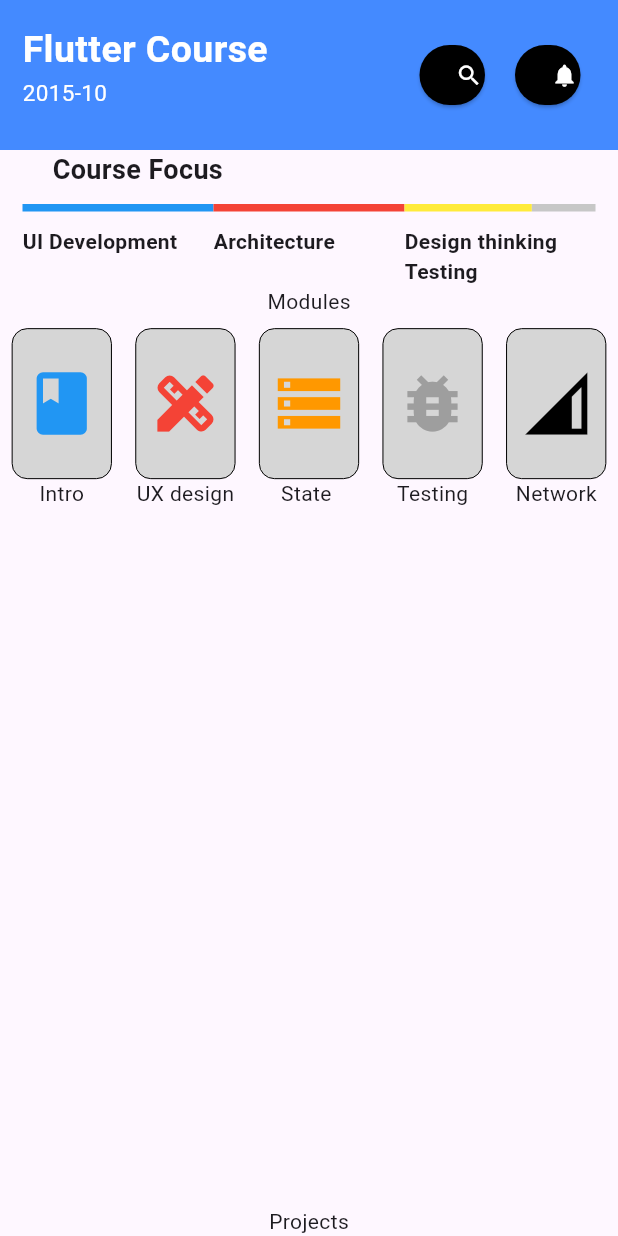
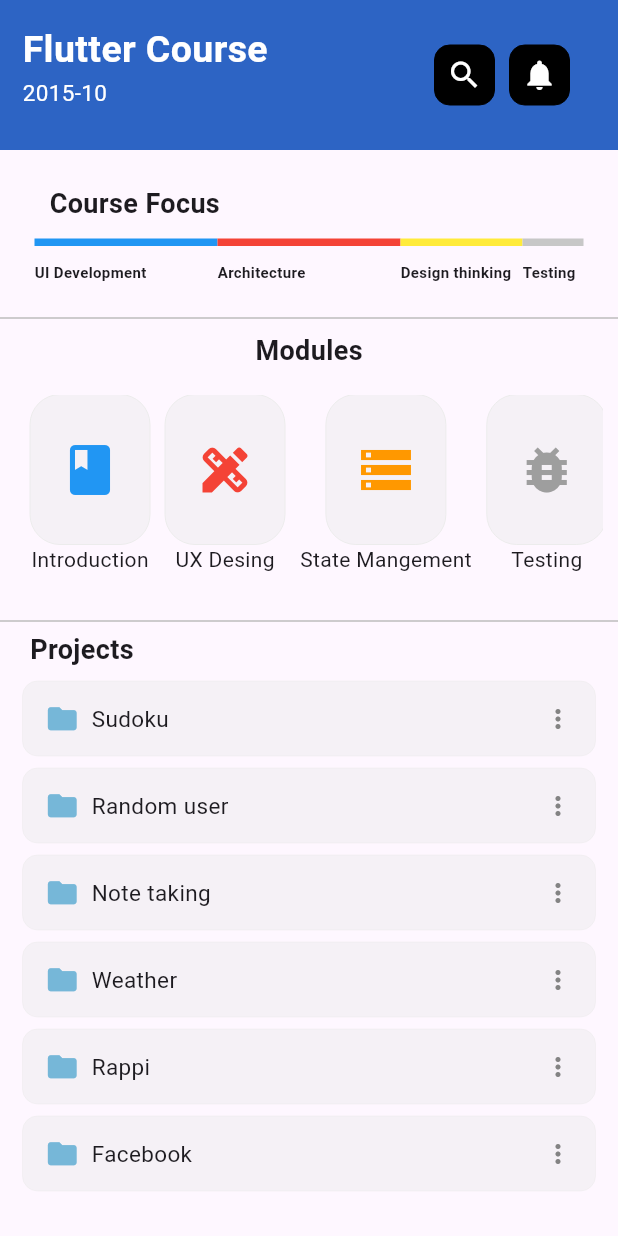
Before and after one commit to JuandiGo1/First_Act_Movil, a Flutter app: the screen it shows after launch, on a phone screen of 412 x 824 dp. Run offline on Flutter 3.47's test engine with Material 3 defaults, Android fonts, the phone set to English and light mode, and no system bars.

Commit message:
All corrections (Activity completed)

```diff
--- a/lib/ui/pages/flutter_course_page.dart
+++ b/lib/ui/pages/flutter_course_page.dart
@@ -1,3 +1,5 @@
+
+
 import 'package:flutter/material.dart';
 
 class FlutterCoursePage extends StatelessWidget {
@@ -11,8 +13,19 @@ class FlutterCoursePage extends StatelessWidget {
       child: Column(
         children: <Widget>[
           buildHeader(),
-          buildCourseFocus(),
+          Padding(
+            padding: const EdgeInsets.all(8.0),
+            child: buildCourseFocus(),
+          ),
+          const Divider(
+              height: 2,
+              thickness: 1,
+              color: Color.fromARGB(255, 189, 189, 189)),
           buildModules(),
+          const Divider(
+              height: 2,
+              thickness: 1,
+              color: Color.fromARGB(255, 189, 189, 189)),
           buildProjectList(),
         ],
       ),
@@ -22,9 +35,11 @@ class FlutterCoursePage extends StatelessWidget {
   Widget buildHeader() {
     return Container(
         height: 100,
-        color: Colors.blueAccent,
+        color: const Color.fromARGB(255, 45, 100, 196),
         child: Padding(
             padding: EdgeInsets.all(15),
+            child: SizedBox(
+              width: double.infinity,
               child: Row(
                 children: [
                   Expanded(
@@ -48,42 +63,53 @@ Widget buildHeader() {
                         ],
                       )),
                   Expanded(
+                    child: Padding(
+                      padding: const EdgeInsets.only(left: 20),
                       child: Row(
                         children: [
-                    Expanded(
-                        child: Padding(
-                      padding: EdgeInsets.only(right: 10, left: 10),
-                      child: ElevatedButton(
-                          style: ButtonStyle(
-                              backgroundColor:
-                                  WidgetStateProperty.all(Colors.black),
-                              iconColor: WidgetStateProperty.all(Colors.white)),
-                          child: Icon(Icons.search),
-                          onPressed: () {}),
-                    )),
-                    Expanded(
-                        child: Padding(
-                      padding: EdgeInsets.only(right: 10, left: 10),
-                      child: ElevatedButton(
-                          style: ButtonStyle(
-                              backgroundColor:
-                                  WidgetStateProperty.all(Colors.black),
-                              iconColor: WidgetStateProperty.all(Colors.white)),
-                          child: Icon(Icons.notifications),
-                          onPressed: () {}),
-                    )),
+                          Container(
+                            height: 40,
+                            width: 40,
+                            decoration: BoxDecoration(
+                              border: Border.all(width: 0, color: Colors.black),
+                              borderRadius: BorderRadius.circular(10),
+                              color: Colors.black
+                            ),
+                            child: Icon(
+                              Icons.search,
+                              color: Colors.white,
+                            ) ,
+                          ),
+                          SizedBox(width:10),
+                          Container(
+                            height: 40,
+                            width: 40,
+                            decoration: BoxDecoration(
+                              border: Border.all(width: 0, color: Colors.black),
+                              borderRadius: BorderRadius.circular(10),
+                              color: Colors.black
+                            ),
+                            child: Icon(
+                              Icons.notifications,
+                              color: Colors.white,
+                            ) ,
+                          )
                         ],
-                ))
+                      ),
+                    )
+                  )
                 ],
+              ),
             )));
   }
 
   Widget buildCourseFocus() {
     return Padding(
-        padding: EdgeInsets.only(left: 15, right: 15),
+      padding: EdgeInsets.all(15),
+        //padding: EdgeInsets.only(left: 8, right: 8),
         child: Column(crossAxisAlignment: CrossAxisAlignment.start, children: [
           Container(
-            padding: EdgeInsets.only(left: 20, bottom: 10),
+            padding: EdgeInsets.only(left: 10, bottom: 10),
             child: Text(
                 style: TextStyle(fontSize: 18, fontWeight: FontWeight.w700),
                 'Course Focus'),
@@ -92,6 +118,7 @@ Widget buildHeader() {
             crossAxisAlignment: CrossAxisAlignment.start,
             children: [
               Expanded(
+                flex: 3,
                 child: Column(
                   crossAxisAlignment: CrossAxisAlignment.start,
                   children: [
@@ -101,8 +128,40 @@ Widget buildHeader() {
                       color: Colors.blue,
                     ),
                     Text(
-                        style: TextStyle(fontWeight: FontWeight.w700),
+                        style: TextStyle(fontWeight: FontWeight.w700, fontSize: 10),
                         'UI Development')
+                  ],
+                ),
+              ),
+              Expanded(
+                flex: 3,
+                child: Column(
+                  crossAxisAlignment: CrossAxisAlignment.start,
+                  children: [
+                    Container(
+                      margin: EdgeInsets.only(bottom: 10),
+                      height: 5,
+                      color: Colors.red,
+                    ),
+                    Text(
+                        style: TextStyle(fontWeight: FontWeight.w700, fontSize: 10),
+                        'Architecture')
+                  ],
+                ),
+              ),
+              Expanded(
+                flex: 2,
+                child: Column(
+                  crossAxisAlignment: CrossAxisAlignment.start,
+                  children: [
+                    Container(
+                      margin: EdgeInsets.only(bottom: 10),
+                      height: 5,
+                      color: Colors.yellow,
+                    ),
+                    Text(
+                        style: TextStyle(fontWeight: FontWeight.w700, fontSize: 10),
+                        'Design thinking')
                   ],
                 ),
               ),
@@ -113,241 +172,191 @@ Widget buildHeader() {
                     Container(
                       margin: EdgeInsets.only(bottom: 10),
                       height: 5,
-                      color: Colors.red,
+                      color:  Color.fromARGB(255, 199, 199, 199),
                     ),
                     Text(
-                        style: TextStyle(fontWeight: FontWeight.w700),
-                        'Architecture')
+                        style: TextStyle(fontWeight: FontWeight.w700, fontSize: 10),
+                        'Testing')
                   ],
                 ),
-              ),
-              Expanded(
-                child: Column(
-                  crossAxisAlignment: CrossAxisAlignment.start,
-                  children: [
-                    Row(
-                      children: [
-                        Expanded(
-                          flex: 2,
-                          child: Container(
-                            margin: EdgeInsets.only(bottom: 10),
-                            height: 5,
-                            color: Colors.yellow,
-                          ),
-                        ),
-                        Expanded(
-                          child: Container(
-                            margin: EdgeInsets.only(bottom: 10),
-                            height: 5,
-                            color: Color.fromARGB(255, 199, 199, 199),
-                          ),
-                        ),
-                      ],
-                    ),
-                    Text(
-                        style: TextStyle(fontWeight: FontWeight.w700),
-                        'Design thinking Testing')
-                  ],
-                ),
-              ),
+              )
             ],
           ),
         ]));
   }
 
   Widget buildModules() {
+    return Column(
+      children: [
+        Padding(
+          padding: const EdgeInsets.all(8.0),
+          child: Text(
+              style: TextStyle(fontSize: 18, fontWeight: FontWeight.w700),
+              'Modules'),
+        ),
+        Padding(
+          padding: const EdgeInsets.only(top: 8.0, left: 10, right: 10),
+          child: SizedBox(
+            height: 150,
+            child: ListView(
+              scrollDirection: Axis.horizontal,
+              children: [
+                SizedBox(width: 10),
+                Module(
+                    icono: Icons.book,
+                    color: Colors.blue,
+                    title: 'Introduction'),
+                SizedBox(width: 10),
+                Module(
+                    icono: Icons.design_services,
+                    color: Colors.red,
+                    title: 'UX Desing'),
+                SizedBox(width: 10),
+                Module(
+                    icono: Icons.storage,
+                    color: Colors.orange,
+                    title: 'State Mangement'),
+                SizedBox(width: 10),
+                Module(
+                    icono: Icons.bug_report,
+                    color: Colors.grey,
+                    title: 'Testing'),
+                SizedBox(width: 10),
+                Module(
+                    icono: Icons.network_check,
+                    color: Colors.blue,
+                    title: 'Networking'),
+                SizedBox(width: 10),
+              ],
+            ),
+          ),
+        )
+      ],
+    );
+  }
+
+  Widget buildProjectList() {
     return Expanded(
       child: Column(
+        crossAxisAlignment: CrossAxisAlignment.start,
         children: [
-          Text('Modules'),
+          Padding(
+            padding: const EdgeInsets.only(left: 20.0, top: 5),
+            child: Align(
+              alignment: Alignment.centerLeft ,
+              child:Text(
+                style: TextStyle(fontSize: 18, fontWeight: FontWeight.w700),
+                'Projects') ,
+            ),
+          ),
           Expanded(
             child: ListView(
-              //scrollDirection: Axis.horizontal,
               children: [
-                Iconos()
+                Archive(fileName: 'Sudoku'),
+                Archive(fileName: 'Random user'),
+                Archive(fileName: 'Note taking'),
+                Archive(fileName: 'Weather'),
+                Archive(fileName: 'Rappi'),
+                Archive(fileName: 'Facebook')
               ],
             ),
           )
+
         ],
       ),
     );
   }
-
-  Widget buildProjectList() {
-    return const Text("Projects");
-  }
 }
 
-class Iconos extends StatelessWidget {
-  const Iconos({
+class Archive extends StatelessWidget {
+  final String fileName;
+  const Archive({
     super.key,
+    required this.fileName
   });
 
   @override
   Widget build(BuildContext context) {
-    return Row(
-      //,
-      children: <Widget>[
-        Expanded(
-          child: Padding(
-            padding: const EdgeInsets.all(8.10),
-            child: Column(
+    return Padding(
+      padding: const EdgeInsets.only(left: 15.0, right: 15, top: 8),
+      child: Container(
+        height: 50,
+        width: 400,
+        decoration: BoxDecoration(
+          border: Border.all(width: 0, color: const Color.fromARGB(108, 233, 233, 233)),
+          borderRadius: BorderRadius.circular(10),
+          color: const Color.fromARGB(108, 233, 233, 233)
+        ),
+        child: Row(
           children: [
-                Container(
-                  height: 100,
-                  width: 90,
-                  //color: Colors.amber,
-                  decoration: BoxDecoration(
-                    border: Border.all(width: 0),
-                    borderRadius: BorderRadius.circular(10),
-                    color: const Color.fromARGB(255, 214, 214, 214)
+            Padding(
+              padding: const EdgeInsets.only(left: 15.0),
+              child: Icon(Icons.folder, color: const Color.fromARGB(255, 118, 183, 216), size: 23),
             ),
-                  child: IconButton(
-                    icon: Icon(Icons.book),
-                    onPressed: (){},
-                    color: Colors.blue,
-                    iconSize: 50.0,
+            Padding(
+              padding: const EdgeInsets.all(8.0),
+              child: Text(
+                style: TextStyle(fontSize: 15, fontWeight: FontWeight.w400),
+                fileName
+              )
             ),
-                ),
-                Text('Intro')
-              ],
-            ),
-          ),
-        ),
-
-        Expanded(
-          child: Padding(
-            padding: const EdgeInsets.all(8.10),
-            child: Column(
-              children: [
-                Container(
-                  height: 100,
-                  width: 90,
-                  //color: Colors.amber,
-                  decoration: BoxDecoration(
-                    border: Border.all(width: 0),
-                    borderRadius: BorderRadius.circular(10),
-                    color: const Color.fromARGB(255, 214, 214, 214)
-                  ),
-                  child: IconButton(
-                    icon: Icon(Icons.design_services),
-                    onPressed: (){},
-                    color: Colors.red,
-                    iconSize: 50.0,
-                    ),
-                ),
-                Text('UX design')
-              ],
-            ),
-          ),
-        ),
-
-        Expanded(
-          child: Padding(
-            padding: const EdgeInsets.all(8.10),
-            child: Column(
-              children: [
-                Container(
-                  height: 100,
-                  width: 90,
-                  //color: Colors.amber,
-                  decoration: BoxDecoration(
-                    border: Border.all(width: 0),
-                    borderRadius: BorderRadius.circular(10),
-                    color: const Color.fromARGB(255, 214, 214, 214)
-                  ),
-                  child: IconButton(
-                    icon: Icon(Icons.storage),
-                    onPressed: (){},
-                    color: Colors.orange,
-                    iconSize: 50.0,
-                    ),
-                ),
-                Text('State ')
-              ],
-            ),
-          ),
-        ),
-
-        Expanded(
-          child: Padding(
-            padding: const EdgeInsets.all(8.10),
-            child: Column(
-              children: [
-                Container(
-                  height: 100,
-                  width: 90,
-                  //color: Colors.amber,
-                  decoration: BoxDecoration(
-                    border: Border.all(width: 0),
-                    borderRadius: BorderRadius.circular(10),
-                    color: const Color.fromARGB(255, 214, 214, 214)
-                  ),
-                  child: IconButton(
-                    icon: Icon(Icons.bug_report),
-                    onPressed: (){},
-                    color: Colors.grey,
-                    iconSize: 50.0,
-                    ),
-                ),
-                Text('Testing')
-              ],
-            ),
-          ),
-        ),
-
-        Expanded(
-          child: Padding(
-            padding: const EdgeInsets.all(8.10),
-            child: Column(
-              children: [
-                Container(
-                  height: 100,
-                  width: 90,
-                  //color: Colors.amber,
-                  decoration: BoxDecoration(
-                    border: Border.all(width: 0),
-                    borderRadius: BorderRadius.circular(10),
-                    color: const Color.fromARGB(255, 214, 214, 214)
-                  ),
-                  child: IconButton(
-                    icon: Icon(Icons.network_cell),
-                    onPressed: (){},
-                    color: Colors.black,
-                    iconSize: 50.0,
-                    ),
-                ),
-                Text('Network')
-              ],
-            ),
-          ),
+            Spacer(),
+            Padding(
+              padding: const EdgeInsets.only(right: 15.0),
+              child: Icon(Icons.more_vert_rounded, color: const Color.fromARGB(255, 131, 131, 131), size: 20),
             ),
           ],
+        ) ,
+      ),
     );
   }
 }
 
-class Bloque extends StatelessWidget {
-  const Bloque({
+class Module extends StatelessWidget {
+  final IconData icono;
+  final Color color;
+  final String title;
+  const Module(
+      {super.key,
+      required this.icono,
+      required this.color,
+      required this.title});
+
+  @override
+  Widget build(BuildContext context) {
+    return Expanded(
+        child: Column(
+      children: [
+        BloqueIcon(icono: icono, color: color),
+        Text(style: TextStyle(fontWeight: FontWeight.w400), title)
+      ],
+    ));
+  }
+}
+
+class BloqueIcon extends StatelessWidget {
+  final IconData icono;
+  final Color color;
+  const BloqueIcon({
     super.key,
+    required this.icono,
+    required this.color,
   });
 
   @override
   Widget build(BuildContext context) {
-    return Expanded(
-      child: Padding(
-        padding: const EdgeInsets.all(8.10),
-        child: Column(
-          children: [
-            Container(
+    return Container(
+      width: 80,
       height: 100,
-              width: 70,
-              color: Colors.amber,
-              child: Icon(Icons.book),
-            ),
-            Text('Introduction')
-          ],
-        ),
+      decoration: BoxDecoration(
+          border:
+              Border.all(width: 0, color: Color.fromARGB(255, 236, 236, 236)),
+          borderRadius: BorderRadius.circular(20),
+          color: const Color.fromARGB(108, 233, 233, 233)),
+      child: Icon(
+        icono,
+        color: color,
+        size: 40.0,
       ),
     );
   }
```
Lines whose indentation alone changed are shown as unchanged.
